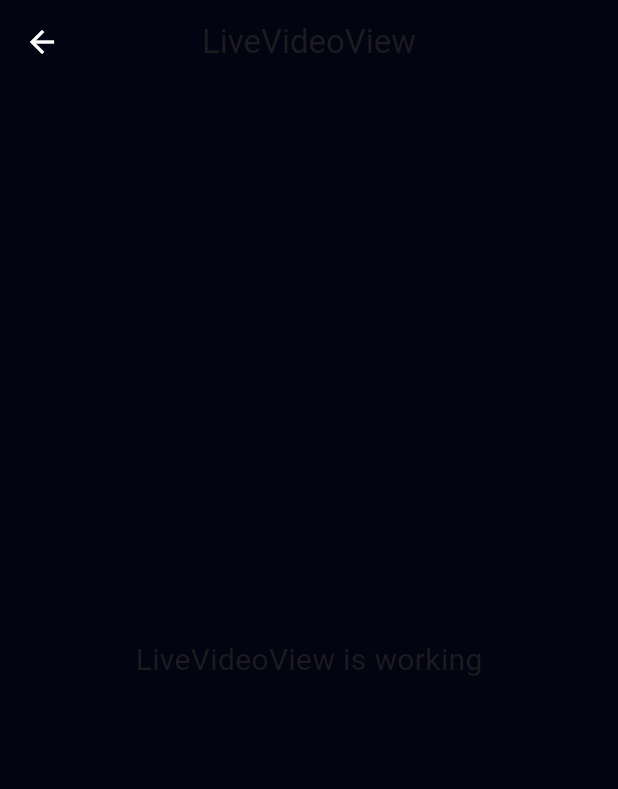
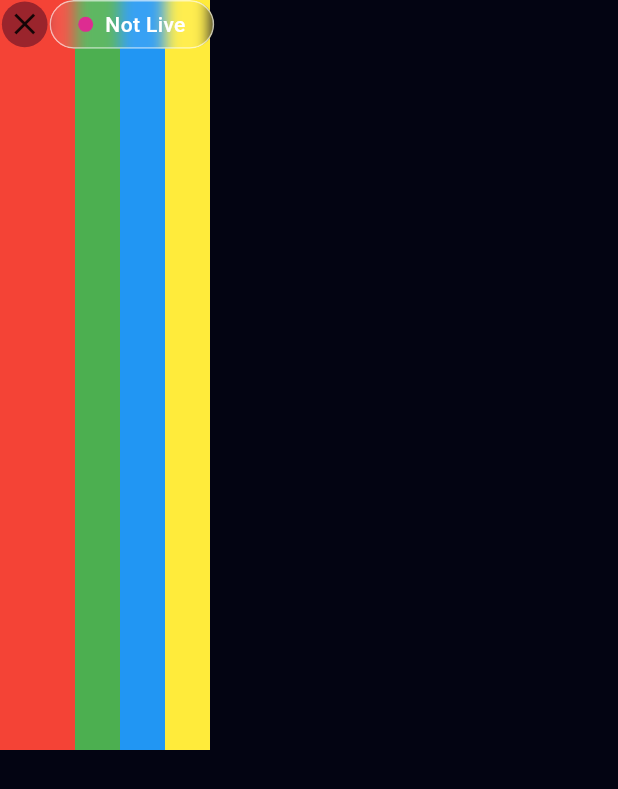
Before and after one commit to arafat593/Erron, a Flutter app: the LiveVideoView screen opened by its route, on a phone screen of 412 x 824 dp. Shown: the top 789 px of the screen. Run offline on Flutter 3.47's test engine with Material 3 defaults, Android fonts, the phone set to English and light mode, and no system bars; our stand-ins replace flutter_screenutil, get.

Commit message:
custom blur button

```diff
--- a/lib/app/data/app_colors.dart
+++ b/lib/app/data/app_colors.dart
@@ -7,6 +7,8 @@ class AppColors{
   static const Color backgroundColor = Color(0xff030412);
   static const Color primaryColor = Color(0xff2C38DD);
   static const Color outlineButtonColor = Color(0xff1c1d29);
+  static const Color CrossButtonColor = Color(0xff9a242c);
+  static const Color liveDotColor = Color(0xffdd2c91);
 
 
 }
--- a/lib/app/data/image_path.dart
+++ b/lib/app/data/image_path.dart
@@ -7,6 +7,7 @@ class ImagePath {
   static const String message = '$imageUrl/message.png';
   static const String person = '$imageUrl/person_2.png';
   static const String instaLive = '$imageUrl/insta_live.png';
+  static const String livePageImage = '$imageUrl/live_page_image.png';
 
 
 
--- /dev/null
+++ b/lib/app/modules/common_widgets/custom_blur_button.dart
@@ -0,0 +1,61 @@
+
+import 'dart:ui';
+import 'package:flutter/cupertino.dart';
+import 'package:flutter/material.dart';
+import 'package:flutter_screenutil/flutter_screenutil.dart';
+import '../../data/app_colors.dart';
+
+class CustomBlurButton extends StatelessWidget {
+  const CustomBlurButton({
+    super.key,
+  });
+
+  @override
+  Widget build(BuildContext context) {
+    return SizedBox(
+      width: 100.w,
+      height: 32.h,
+      child: ClipRRect(
+        borderRadius: BorderRadius.circular(30),
+        child: BackdropFilter(
+          filter: ImageFilter.blur(
+            sigmaX: 5,
+            sigmaY: 5,
+            // tileMode: TileMode.mirror,
+          ),
+          child: Container(
+            padding: const EdgeInsets.symmetric(horizontal: 14),
+            decoration: BoxDecoration(
+              color: Colors.white10,
+              borderRadius: BorderRadius.circular(30),
+              border: Border.all(
+                color: Colors.white60,
+              ),
+            ),
+            child: Row(
+              mainAxisAlignment: MainAxisAlignment.center,
+              children: [
+                Container(
+                  width: 10,
+                  height: 10,
+                  decoration: const BoxDecoration(
+                    color:AppColors.liveDotColor,
+                    shape: BoxShape.circle,
+                  ),
+                ),
+                SizedBox(width: 8),
+                Text(
+                  "Not Live",
+                  style: TextStyle(
+                    color: Colors.white,
+                    fontSize: 14,
+                    fontWeight: FontWeight.w500,
+                  ),
+                ),
+              ],
+            ),
+          ),
+        ),
+      ),);
+  }
+}
--- a/lib/app/modules/live_video/views/live_video_view.dart
+++ b/lib/app/modules/live_video/views/live_video_view.dart
@@ -1,24 +1,60 @@
+import 'dart:ui';
+
+import 'package:errone/app/data/image_path.dart';
 import 'package:flutter/material.dart';
-
+import 'package:flutter_screenutil/flutter_screenutil.dart';
 import 'package:get/get.dart';
-
+import '../../../data/app_colors.dart';
+import '../../common_widgets/custom_blur_button.dart';
 import '../controllers/live_video_controller.dart';
 
 class LiveVideoView extends GetView<LiveVideoController> {
   const LiveVideoView({super.key});
+
   @override
   Widget build(BuildContext context) {
     return Scaffold(
-      appBar: AppBar(
-        title: const Text('LiveVideoView'),
-        centerTitle: true,
-      ),
-      body: const Center(
-        child: Text(
-          'LiveVideoView is working',
-          style: TextStyle(fontSize: 20),
-        ),
-      ),
+      body:SafeArea(
+        child: Column(children: [
+          Stack(children: [
+           // Image.asset(ImagePath.livePageImage),
+            Row(
+              children: [
+              Container(
+                height: 500,
+                width: 50,
+                color: Colors.red,
+              ), Container(
+                height: 500,
+                width: 30,
+                color: Colors.green,
+              ), Container(
+                height: 500,
+                width: 30,
+                color: Colors.blue,
+              ),Container(
+                height: 500,
+                width: 30,
+                color: Colors.yellow,
+              ),
+              ],
+            ),
+            Row(children: [
+              Container(
+                height: 30.h,
+                width: 30.w,
+                decoration: BoxDecoration(shape: BoxShape.circle,color: AppColors.CrossButtonColor),
+                child: Icon(Icons.close),
+              ),
+              CustomBlurButton()
+
+
+            ],)
+          ],)
+
+
+        ],),
+      )
     );
   }
 }
--- a/lib/app/routes/app_pages.dart
+++ b/lib/app/routes/app_pages.dart
@@ -30,7 +30,7 @@ part 'app_routes.dart';
 class AppPages {
   AppPages._();
 
-  static const INITIAL = Routes.CUSTOM_BOTTOM_BAR;
+  static const INITIAL = Routes.LIVE_VIDEO;
 
   static final routes = <GetPage>[
     GetPage(
@@ -45,7 +45,7 @@ class AppPages {
     ),
     GetPage(
       name: Routes.HOME,
-      page: () => const HomeView(),
+      page: () =>  HomeView(),
       binding: HomeBinding(),
     ),
     GetPage(
```
Also changed, not shown: pubspec.lock, 1 other file.
